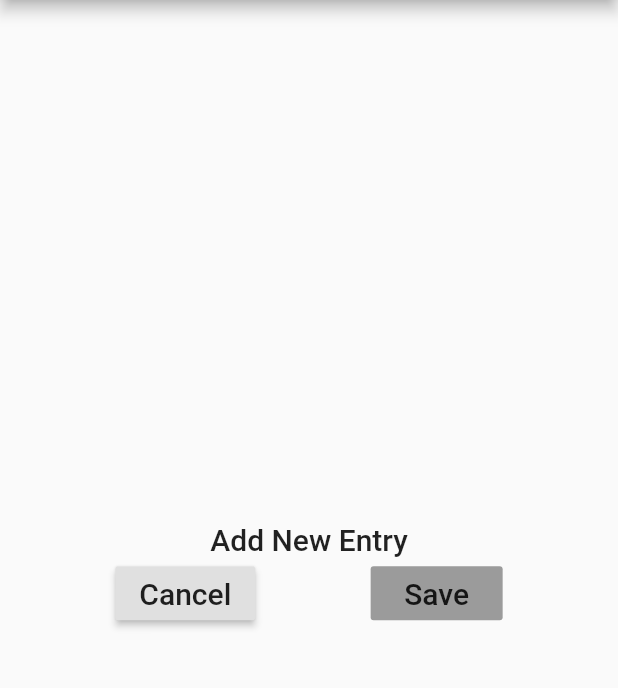
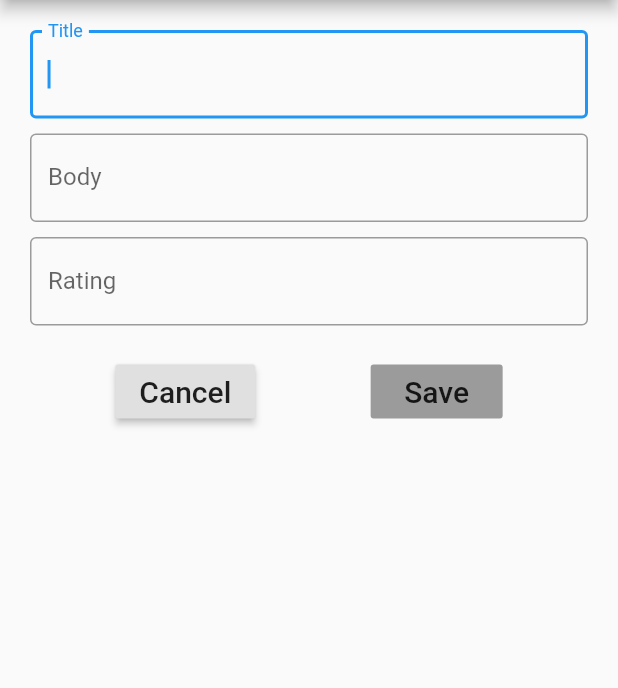
Before and after one commit to camille-marcojos/journal, a Flutter app: the NewEntryScreen screen opened by its route, on a phone screen of 412 x 824 dp, the part 84-772 px from its top. Run offline on Flutter 3.47's test engine with Material 2 defaults, Android fonts, the phone set to English and light mode, and no system bars.

Commit message:
add form entry fields

```diff
--- a/lib/screens/new_entry.dart
+++ b/lib/screens/new_entry.dart
@@ -1,5 +1,15 @@
 import 'package:flutter/material.dart';
 import 'welcome.dart';
+
+class JournalEntryFields {
+  String title;
+  String body;
+  int rating;
+  String toString() {
+    return 'Title: $title, Body: $body, Rating: $rating';
+  }
+}
+
 
 class NewEntryScreen extends StatefulWidget {
 
@@ -11,6 +21,8 @@ class NewEntryScreen extends StatefulWidget {
 
 class _NewEntryScreenState extends State<NewEntryScreen> {
 
+  final formKey = GlobalKey<FormState>();
+  final journalEntryFields = JournalEntryFields();
 
   @override
   Widget build(BuildContext context) {
@@ -20,9 +32,17 @@ class _NewEntryScreenState extends State<NewEntryScreen> {
       ),
       body: Center(
         child: Column(
-          mainAxisAlignment: MainAxisAlignment.center,
+          mainAxisAlignment: MainAxisAlignment.start,
           children: [
-            textPlaceholder(context),
+            Form(
+                key: formKey,
+                child: Padding(
+                  padding: const EdgeInsets.all(20),
+                  child: Column(
+                    children: formFields(context),
+                  )
+                ),
+            ),
             Row(
               mainAxisAlignment: MainAxisAlignment.spaceEvenly,
               children: [
@@ -54,3 +74,28 @@ Widget saveButton(BuildContext context) {
     onPressed: null,
   );
 }
+
+List<Widget> formFields(BuildContext context) {
+  return [
+    TextFormField(
+      autofocus: true,
+      decoration: InputDecoration(
+        labelText: 'Title', border: OutlineInputBorder()),
+      validator: null,
+    ),
+    SizedBox(height: 10),
+    TextFormField(
+      autofocus: true,
+      decoration: InputDecoration(
+        labelText: 'Body', border: OutlineInputBorder()),
+      validator: null,
+    ),
+    SizedBox(height: 10),
+    TextFormField(
+      autofocus: true,
+      decoration: InputDecoration(
+        labelText: 'Rating', border: OutlineInputBorder()),
+      validator: null,
+    ),
+  ];
+}
```
